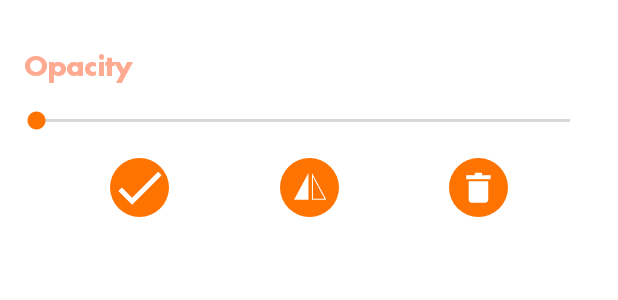
After one commit to kiranmkr/EsportsLogoMaker, an Android app: the layout opacity_layout_sticker.xml on its own in the app's theme, with its tools: preview values and no code run, on a phone screen of 412 x 824 dp. The commit adds this screen. Shown: the top 300 px of the screen. Run offline under Robolectric (Android 15) with nearby library versions, the phone set to English and light mode, and no system bars.

Commit message:
under_dev

```diff
--- /dev/null
+++ b/app/src/main/res/drawable/checkmark.xml
@@ -0,0 +1,12 @@
+<vector xmlns:android="http://schemas.android.com/apk/res/android"
+    android:width="24dp"
+    android:height="24dp"
+    android:viewportWidth="24.0"
+    android:viewportHeight="24.0">
+    <path
+        android:fillColor="@color/colorAccent"
+        android:pathData="M12,12m-12,0a12,12 0,1 1,24 0a12,12 0,1 1,-24 0" />
+    <path
+        android:fillColor="#fff"
+        android:pathData="M9,16.17L4.83,12l-1.42,1.41L9,19 21,7l-1.41,-1.41z" />
+</vector>
--- /dev/null
+++ b/app/src/main/res/drawable/container_flip.xml
@@ -0,0 +1,16 @@
+<?xml version="1.0" encoding="utf-8"?>
+<vector xmlns:android="http://schemas.android.com/apk/res/android"
+    android:width="24dp"
+    android:height="24dp"
+    android:viewportWidth="24"
+    android:viewportHeight="24">
+    <path
+        android:fillColor="@color/colorAccent"
+        android:pathData="M12,12m-12,0a12,12 0,1 1,24 0a12,12 0,1 1,-24 0" />
+    <path
+        android:fillColor="#fff"
+        android:pathData="M12.986,16.96L12.986,6.077L18.849,16.96ZM13.408,16.536L18.142,16.536L13.408,7.751Z" />
+    <path
+        android:fillColor="#fff"
+        android:pathData="M11.576,6.077L11.576,16.96L5.714,16.96Z" />
+</vector>
--- a/app/src/main/res/layout/image_container_svg.xml
+++ b/app/src/main/res/layout/image_container_svg.xml
@@ -32,9 +32,8 @@
         android:id="@+id/textView514"
         android:layout_width="wrap_content"
         android:layout_height="wrap_content"
-        android:fontFamily="@font/poppins_semibold"
         android:text="@string/camera"
-        android:textColor="#000000"
+        android:textColor="@color/daynight_textColor"
         android:textSize="@dimen/_12sdp"
         android:textStyle="bold"
         app:layout_constraintEnd_toEndOf="@+id/imageView17"
@@ -45,9 +44,8 @@
         android:id="@+id/textView6"
         android:layout_width="wrap_content"
         android:layout_height="wrap_content"
-        android:fontFamily="@font/poppins_semibold"
         android:text="@string/gallery"
-        android:textColor="#000000"
+        android:textColor="@color/daynight_textColor"
         android:textSize="@dimen/_12sdp"
         android:textStyle="bold"
         app:layout_constraintEnd_toEndOf="@+id/imageView16"
--- /dev/null
+++ b/app/src/main/res/layout/opacity_layout_sticker.xml
@@ -0,0 +1,67 @@
+<?xml version="1.0" encoding="utf-8"?>
+<androidx.constraintlayout.widget.ConstraintLayout xmlns:android="http://schemas.android.com/apk/res/android"
+    xmlns:app="http://schemas.android.com/apk/res-auto"
+    android:layout_width="match_parent"
+    android:layout_height="wrap_content">
+
+    <TextView
+        android:id="@+id/textView21"
+        android:layout_width="wrap_content"
+        android:layout_height="wrap_content"
+        android:layout_marginStart="16dp"
+        android:layout_marginTop="16dp"
+        android:text="@string/opacity"
+        android:textColor="@color/colorPrimary"
+        android:textSize="@dimen/_14sdp"
+        app:layout_constraintBottom_toTopOf="@+id/stickerOpacitySeekBar"
+        app:layout_constraintStart_toStartOf="parent"
+        app:layout_constraintTop_toTopOf="parent" />
+
+    <SeekBar
+        android:id="@+id/stickerOpacitySeekBar"
+        android:layout_width="0dp"
+        android:layout_height="wrap_content"
+        android:layout_marginStart="8dp"
+        android:layout_marginEnd="16dp"
+         app:layout_constraintBottom_toBottomOf="parent"
+        app:layout_constraintEnd_toEndOf="parent"
+        app:layout_constraintStart_toStartOf="parent"
+        app:layout_constraintTop_toTopOf="parent" />
+
+    <ImageView
+        android:id="@+id/imageView35"
+        android:layout_width="@dimen/_30sdp"
+        android:layout_height="@dimen/_30sdp"
+        android:contentDescription="@string/images"
+        app:layout_constraintBottom_toBottomOf="parent"
+        app:layout_constraintEnd_toStartOf="@+id/imageView333"
+        app:layout_constraintStart_toEndOf="@+id/imageView343"
+        app:layout_constraintTop_toBottomOf="@+id/stickerOpacitySeekBar"
+        app:srcCompat="@drawable/container_flip" />
+
+    <ImageView
+        android:id="@+id/imageView333"
+        android:layout_width="@dimen/_30sdp"
+        android:layout_height="@dimen/_30sdp"
+        android:contentDescription="@string/images"
+        android:visibility="visible"
+        app:layout_constraintBottom_toBottomOf="parent"
+        app:layout_constraintEnd_toEndOf="parent"
+        app:layout_constraintStart_toEndOf="@+id/imageView35"
+        app:layout_constraintTop_toBottomOf="@+id/stickerOpacitySeekBar"
+        app:srcCompat="@drawable/container_delete" />
+
+    <ImageView
+        android:id="@+id/imageView343"
+        android:layout_width="@dimen/_30sdp"
+        android:layout_height="@dimen/_30sdp"
+        android:layout_marginTop="16dp"
+        android:layout_marginBottom="16dp"
+        android:contentDescription="@string/images"
+        app:layout_constraintBottom_toBottomOf="parent"
+        app:layout_constraintEnd_toStartOf="@+id/imageView35"
+        app:layout_constraintStart_toStartOf="parent"
+        app:layout_constraintTop_toBottomOf="@+id/stickerOpacitySeekBar"
+        app:srcCompat="@drawable/checkmark" />
+
+</androidx.constraintlayout.widget.ConstraintLayout>
--- a/app/src/main/res/values/colors.xml
+++ b/app/src/main/res/values/colors.xml
@@ -3,7 +3,7 @@
 
     <color name="colorPrimary">#ffab91</color>
     <color name="colorPrimaryDark">#c97b63</color>
-    <color name="colorAccent">#FDBF8C</color>
+    <color name="colorAccent">#FF7300</color>
 
     <color name="daynight_background">#FFFFFF</color>
     <color name="daynight_textColor">#656566</color>
```
Also changed, not shown: app/src/main/res/drawable/round_camera.xml (added, +10 -0 lines), app/src/main/res/drawable/text_color.xml (added, +10 -0 lines), app/src/main/res/drawable/text_font.xml (added, +10 -0 lines), app/src/main/res/drawable/text_opacity.xml (added, +10 -0 lines), app/src/main/res/drawable/text_size.xml (added, +10 -0 lines), app/src/main/res/layout/text_menu.xml (+11 -17 lines).
